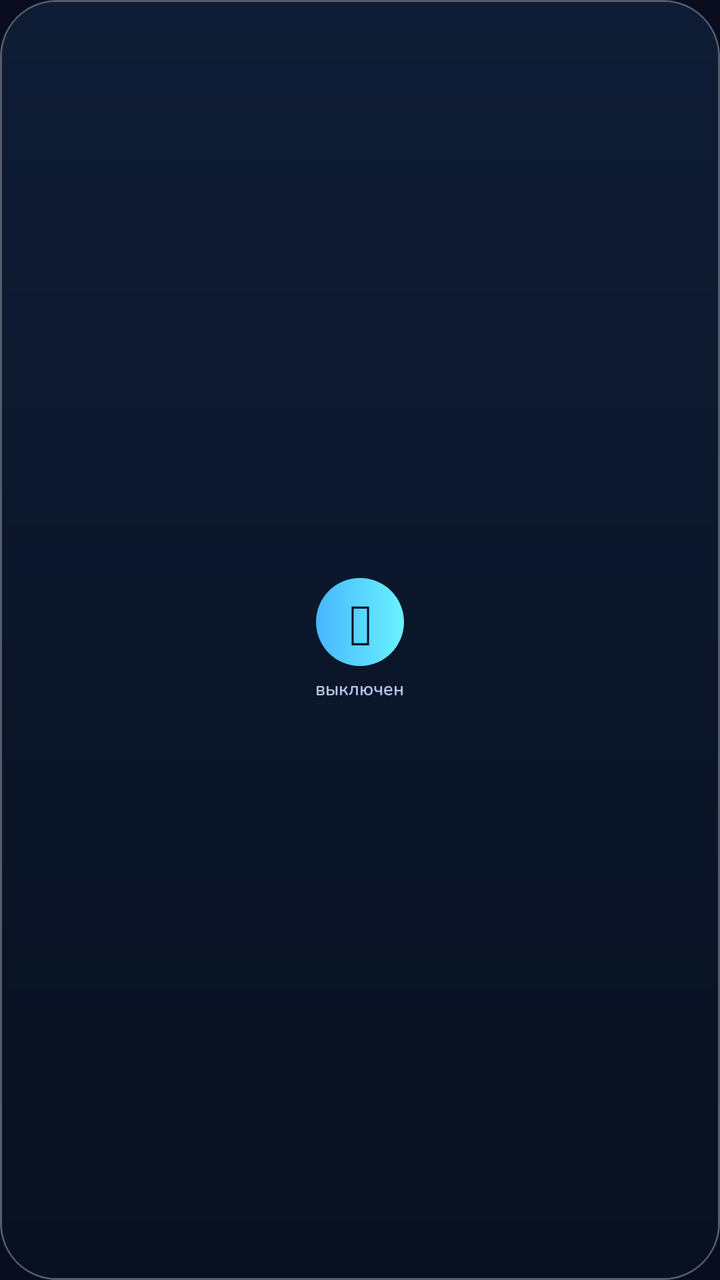
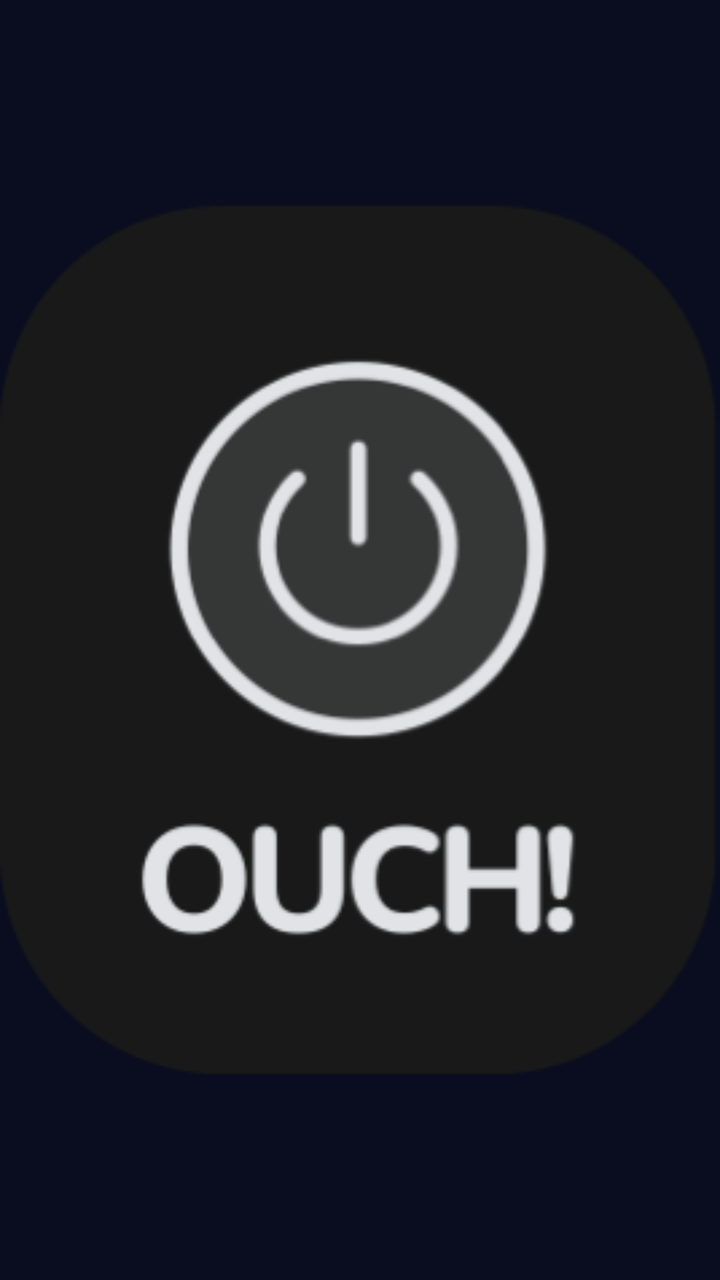

Two renders of the same Android screen: before a commit and after it. Below are the layout's source before the change and the commit's diff.
<!-- AndroidManifest.xml: application theme Theme.ShakeGroan -->
<!-- res/layout/widget_fall_ouch.xml -->
<?xml version="1.0" encoding="utf-8"?>
<LinearLayout xmlns:android="http://schemas.android.com/apk/res/android"
    android:id="@+id/widget_root"
    android:layout_width="match_parent"
    android:layout_height="match_parent"
    android:background="@drawable/widget_glass_panel"
    android:gravity="center"
    android:orientation="vertical"
    android:paddingLeft="8dp"
    android:paddingTop="8dp"
    android:paddingRight="8dp"
    android:paddingBottom="8dp">

    <TextView
        android:id="@+id/widget_toggle_button"
        android:layout_width="44dp"
        android:layout_height="44dp"
        android:background="@drawable/widget_button_primary"
        android:fontFamily="@font/nunito_black"
        android:gravity="center"
        android:text="⏻"
        android:textColor="#08111F"
        android:textSize="22sp"
        android:textStyle="bold" />

    <TextView
        android:id="@+id/widget_status_title"
        android:layout_width="wrap_content"
        android:layout_height="wrap_content"
        android:layout_marginTop="5dp"
        android:fontFamily="@font/nunito_semibold"
        android:gravity="center"
        android:maxLines="1"
        android:text="выключен"
        android:textColor="#B6C4E3"
        android:textSize="9sp" />
</LinearLayout>
<!-- resources referenced by this layout -->
<resources>
  <!-- drawable widget_button_primary (drawable) -->
  <?xml version="1.0" encoding="utf-8"?>
  <shape xmlns:android="http://schemas.android.com/apk/res/android"
      android:shape="rectangle">
      <corners android:radius="22dp" />
      <gradient
          android:angle="0"
          android:endColor="#FF69F2FF"
          android:startColor="#FF48B7FF" />
  </shape>
  <!-- drawable widget_glass_panel (drawable) -->
  <?xml version="1.0" encoding="utf-8"?>
  <layer-list xmlns:android="http://schemas.android.com/apk/res/android">
      <item>
          <shape android:shape="rectangle">
              <corners android:radius="28dp" />
              <gradient
                  android:angle="315"
                  android:endColor="#2219336A"
                  android:startColor="#CC0A1025" />
              <stroke
                  android:width="1dp"
                  android:color="#55F1F7FF" />
          </shape>
      </item>
      <item
          android:bottom="1dp"
          android:left="1dp"
          android:right="1dp"
          android:top="1dp">
          <shape android:shape="rectangle">
              <corners android:radius="27dp" />
              <gradient
                  android:angle="270"
                  android:endColor="#081120"
                  android:startColor="#0E1C35" />
          </shape>
      </item>
  </layer-list>
  <style name="Theme.ShakeGroan" parent="Theme.MaterialComponents.DayNight.NoActionBar">
          <item name="android:statusBarColor">@android:color/transparent</item>
          <item name="android:navigationBarColor">@android:color/transparent</item>
          <item name="android:windowLightStatusBar">false</item>
          <item name="android:windowBackground">#090D1F</item>
          <item name="android:forceDarkAllowed" tools:targetApi="q">false</item>
      </style>
</resources>

<!-- the commit's change to res/layout/widget_fall_ouch.xml (unified diff, before → after) -->
@@ -1,37 +1,25 @@
 <?xml version="1.0" encoding="utf-8"?>
-<LinearLayout xmlns:android="http://schemas.android.com/apk/res/android"
+<FrameLayout xmlns:android="http://schemas.android.com/apk/res/android"
     android:id="@+id/widget_root"
     android:layout_width="match_parent"
-    android:layout_height="match_parent"
-    android:background="@drawable/widget_glass_panel"
-    android:gravity="center"
-    android:orientation="vertical"
-    android:paddingLeft="8dp"
-    android:paddingTop="8dp"
-    android:paddingRight="8dp"
-    android:paddingBottom="8dp">
+    android:layout_height="match_parent">
+
+    <ImageView
+        android:id="@+id/widget_state_art"
+        android:layout_width="match_parent"
+        android:layout_height="match_parent"
+        android:adjustViewBounds="true"
+        android:contentDescription="@string/widget_description"
+        android:scaleType="fitCenter"
+        android:src="@drawable/widget_fall_ouch_off" />
 
     <TextView
-        android:id="@+id/widget_toggle_button"
-        android:layout_width="44dp"
-        android:layout_height="44dp"
-        android:background="@drawable/widget_button_primary"
-        android:fontFamily="@font/nunito_black"
-        android:gravity="center"
-        android:text="⏻"
-        android:textColor="#08111F"
-        android:textSize="22sp"
-        android:textStyle="bold" />
+        android:id="@+id/widget_toggle_hitbox"
+        android:layout_width="92dp"
+        android:layout_height="92dp"
+        android:layout_gravity="top|center_horizontal"
+        android:layout_marginTop="28dp"
+        android:background="@android:color/transparent"
+        android:text="" />
 
-    <TextView
-        android:id="@+id/widget_status_title"
-        android:layout_width="wrap_content"
-        android:layout_height="wrap_content"
-        android:layout_marginTop="5dp"
-        android:fontFamily="@font/nunito_semibold"
-        android:gravity="center"
-        android:maxLines="1"
-        android:text="выключен"
-        android:textColor="#B6C4E3"
-        android:textSize="9sp" />
-</LinearLayout>
+</FrameLayout>
<!-- resource entries referenced after the edit -->
@@ -1,44 +1,7 @@
 <!-- resources referenced by this layout -->
 <resources>
-  <!-- drawable widget_button_primary (drawable) -->
-  <?xml version="1.0" encoding="utf-8"?>
-  <shape xmlns:android="http://schemas.android.com/apk/res/android"
-      android:shape="rectangle">
-      <corners android:radius="22dp" />
-      <gradient
-          android:angle="0"
-          android:endColor="#FF69F2FF"
-          android:startColor="#FF48B7FF" />
-  </shape>
-  <!-- drawable widget_glass_panel (drawable) -->
-  <?xml version="1.0" encoding="utf-8"?>
-  <layer-list xmlns:android="http://schemas.android.com/apk/res/android">
-      <item>
-          <shape android:shape="rectangle">
-              <corners android:radius="28dp" />
-              <gradient
-                  android:angle="315"
-                  android:endColor="#2219336A"
-                  android:startColor="#CC0A1025" />
-              <stroke
-                  android:width="1dp"
-                  android:color="#55F1F7FF" />
-          </shape>
-      </item>
-      <item
-          android:bottom="1dp"
-          android:left="1dp"
-          android:right="1dp"
-          android:top="1dp">
-          <shape android:shape="rectangle">
-              <corners android:radius="27dp" />
-              <gradient
-                  android:angle="270"
-                  android:endColor="#081120"
-                  android:startColor="#0E1C35" />
-          </shape>
-      </item>
-  </layer-list>
+  <!-- drawable widget_fall_ouch_off: png bitmap (drawable-nodpi, 25427 bytes) -->
+  <string name="widget_description">Виджет Fall Ouch! для быстрого включения и выключения эффектов</string>
   <style name="Theme.ShakeGroan" parent="Theme.MaterialComponents.DayNight.NoActionBar">
           <item name="android:statusBarColor">@android:color/transparent</item>
           <item name="android:navigationBarColor">@android:color/transparent</item>
